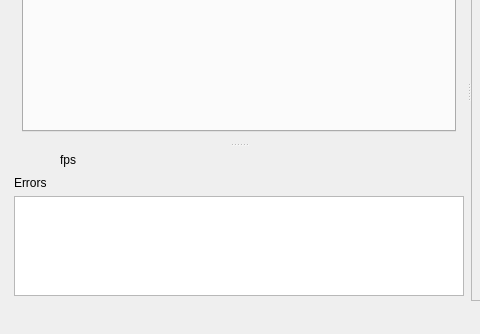
Old version of the form mainwindow.ui in the repository 607011/glsl-live; both pictures show x 0 to 480 and y 166 to 500 of the 722 by 500 pixel window.
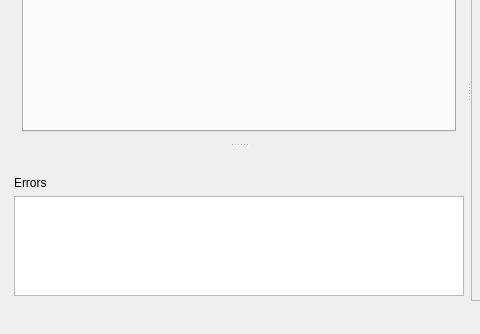
New version of the form.

```diff
--- a/mainwindow.ui
+++ b/mainwindow.ui
@@ -120,7 +120,7 @@
             <widget class="QLabel" name="labelFPS">
              <property name="minimumSize">
               <size>
-               <width>40</width>
+               <width>70</width>
                <height>0</height>
               </size>
              </property>
@@ -138,13 +138,6 @@
              </property>
             </widget>
            </item>
-           <item>
-            <widget class="QLabel" name="label">
-             <property name="text">
-              <string>fps</string>
-             </property>
-            </widget>
-           </item>
            <item>
             <spacer name="horizontalSpacer">
              <property name="orientation">
```
Left out of the diff: 10 changed lines with no effect on the pictures.
